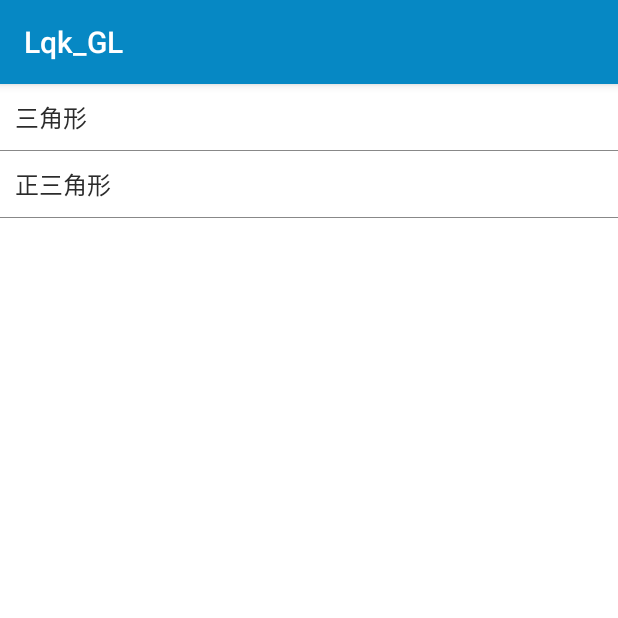
After one commit to FlyingTakeCopter/VideoLearn, an Android app: the ChooseActivity screen opened directly, with no data from a screen before it, on a phone screen of 412 x 824 dp, the top half of it. The commit adds this screen. Run offline under Robolectric (Android 15) with nearby library versions, the phone set to English and light mode, and no system bars.

Commit message:
增加等边三角形绘制 理解透视投影的意义 增加切换ui

```diff
--- a/app/src/main/AndroidManifest.xml
+++ b/app/src/main/AndroidManifest.xml
@@ -18,6 +18,9 @@
         <activity android:name=".render.FGLViewActivity"
             android:screenOrientation="portrait" >
         </activity>
+        <activity android:name=".render.ChooseActivity"
+            android:screenOrientation="portrait">
+        </activity>
     </application>
 
 </manifest>
--- /dev/null
+++ b/app/src/main/java/com/lqk/videolearn/render/ChooseActivity.java
@@ -0,0 +1,125 @@
+/*
+ *
+ * ChooseActivity.java
+ *
+ * Created by Wuwang on 2016/10/13
+ */
+package com.lqk.videolearn.render;
+
+import android.content.Intent;
+import android.os.Bundle;
+import android.support.v7.app.AppCompatActivity;
+import android.view.LayoutInflater;
+import android.view.View;
+import android.view.ViewGroup;
+import android.widget.AdapterView;
+import android.widget.BaseAdapter;
+import android.widget.ListView;
+import android.widget.TextView;
+
+import com.lqk.videolearn.R;
+import com.lqk.videolearn.render.shape.Triangle;
+import com.lqk.videolearn.render.shape.TriangleEquilateral;
+
+import java.util.ArrayList;
+
+/**
+ * Description:
+ */
+public class ChooseActivity extends AppCompatActivity {
+
+    private ChooseActivity context;
+    private ListView mList;
+    private ArrayList<Data> mData;
+
+    @Override
+    protected void onCreate(Bundle savedInstanceState) {
+        super.onCreate(savedInstanceState);
+        context=this;
+        setContentView(R.layout.activity_list);
+        init();
+    }
+
+    private void init(){
+        initData();
+        mList= (ListView) findViewById(R.id.mList);
+        mList.setAdapter(new Adapter());
+        mList.setOnItemClickListener(new AdapterView.OnItemClickListener() {
+            @Override
+            public void onItemClick(AdapterView<?> parent, View view, int position, long id) {
+                Intent intent=new Intent();
+                intent.putExtra("name",mData.get(position).clazz);
+                setResult(RESULT_OK,intent);
+                finish();
+            }
+        });
+    }
+
+    private void initData(){
+        mData=new ArrayList<>();
+        add("三角形", Triangle.class);
+        add("正三角形", TriangleEquilateral.class);
+//        add("彩色三角形", TriangleColorFull.class);
+//        add("正方形", Square.class);
+//        add("圆形", Oval.class);
+//        add("正方体", Cube.class);
+//        add("圆锥", Cone.class);
+//        add("圆柱", Cylinder.class);
+//        add("球体", Ball.class);
+//        add("带光源的球体",BallWithLight.class);
+    }
+
+    private void add(String showName,Class<?> clazz){
+        Data data=new Data();
+        data.clazz=clazz;
+        data.showName=showName;
+        mData.add(data);
+    }
+
+
+    private class Data{
+        String showName;
+        Class<?> clazz;
+    }
+
+    private class Adapter extends BaseAdapter{
+
+        @Override
+        public int getCount() {
+            return mData.size();
+        }
+
+        @Override
+        public Object getItem(int position) {
+            return mData.get(position);
+        }
+
+        @Override
+        public long getItemId(int position) {
+            return position;
+        }
+
+        @Override
+        public View getView(int position, View convertView, ViewGroup parent) {
+            if(convertView==null){
+                convertView= LayoutInflater.from(context).inflate(R.layout.item_choose,parent,false);
+                convertView.setTag(new ViewHolder(convertView));
+            }
+            ViewHolder holder= (ViewHolder) convertView.getTag();
+            holder.setData(mData.get(position));
+            return convertView;
+        }
+
+        private class ViewHolder{
+            private TextView mName;
+            public ViewHolder(View parent){
+                mName= (TextView) parent.findViewById(R.id.mName);
+            }
+            public void setData(Data data){
+                mName.setText(data.showName);
+            }
+        }
+    }
+
+
+}
--- /dev/null
+++ b/app/src/main/res/layout/activity_list.xml
@@ -0,0 +1,13 @@
+<?xml version="1.0" encoding="utf-8"?>
+<LinearLayout xmlns:android="http://schemas.android.com/apk/res/android"
+    android:orientation="vertical" android:layout_width="match_parent"
+    android:layout_height="match_parent"
+    android:background="#FFFFFFFF">
+    <ListView
+        android:layout_width="match_parent"
+        android:layout_height="match_parent"
+        android:divider="#888888"
+        android:dividerHeight="1px"
+        android:id="@+id/mList">
+    </ListView>
+</LinearLayout>
--- /dev/null
+++ b/app/src/main/res/layout/item_choose.xml
@@ -0,0 +1,12 @@
+<?xml version="1.0" encoding="utf-8"?>
+<RelativeLayout xmlns:android="http://schemas.android.com/apk/res/android"
+    android:layout_width="match_parent"
+    android:layout_height="wrap_content" >
+    <TextView
+        android:layout_width="match_parent"
+        android:layout_height="wrap_content"
+        android:textSize="@dimen/theme_text_normal"
+        android:padding="@dimen/theme_normal_padding"
+        android:textColor="@color/theme_text_normal"
+        android:id="@+id/mName"/>
+</RelativeLayout>
--- a/app/src/main/res/values/colors.xml
+++ b/app/src/main/res/values/colors.xml
@@ -1,6 +1,12 @@
 <?xml version="1.0" encoding="utf-8"?>
 <resources>
-    <color name="colorPrimary">#008577</color>
-    <color name="colorPrimaryDark">#00574B</color>
-    <color name="colorAccent">#D81B60</color>
+    <color name="colorPrimary">#0688c4</color>
+    <color name="colorPrimaryFocus">#FF444444</color>
+    <color name="colorPrimaryDark">#DD0688c4</color>
+    <color name="colorAccent">#FF4081</color>
+    <color name="titleBg">#FF111111</color>
+    <color name="titleTextColor">#FFFFFFFF</color>
+
+    <color name="bg">#FFFFFFFF</color>
+    <color name="theme_text_normal">#FF2B2B2B</color>
 </resources>
--- /dev/null
+++ b/app/src/main/res/values/dimens.xml
@@ -0,0 +1,8 @@
+<resources>
+    <!-- Default screen margins, per the Android Design guidelines. -->
+    <dimen name="activity_horizontal_margin">16dp</dimen>
+    <dimen name="activity_vertical_margin">16dp</dimen>
+
+    <dimen name="theme_normal_padding">10dp</dimen>
+    <dimen name="theme_text_normal">16sp</dimen>
+</resources>
```
Also changed, not shown: app/src/main/java/com/lqk/videolearn/render/FGLViewActivity.java (+19 -1 lines), app/src/main/java/com/lqk/videolearn/render/shape/TriangleEquilateral.java (added, +138 -0 lines), app/src/main/res/layout/activity_fglview.xml (+8 -2 lines), app/src/main/res/values/strings.xml (+15 -0 lines), 1 other file.
